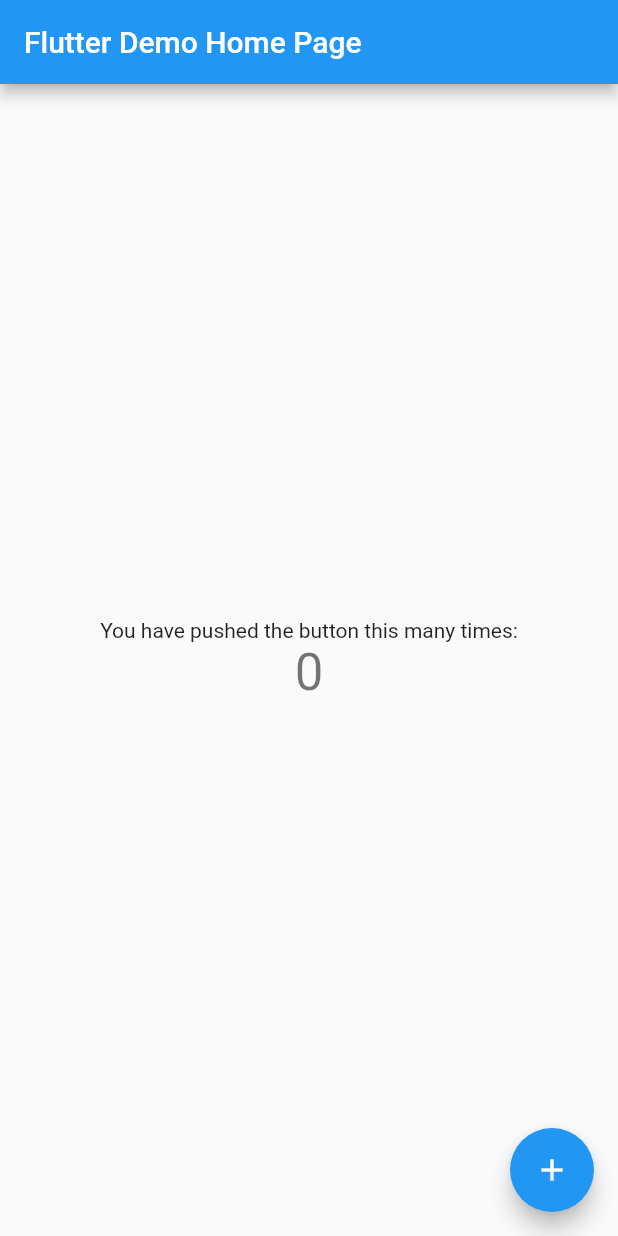
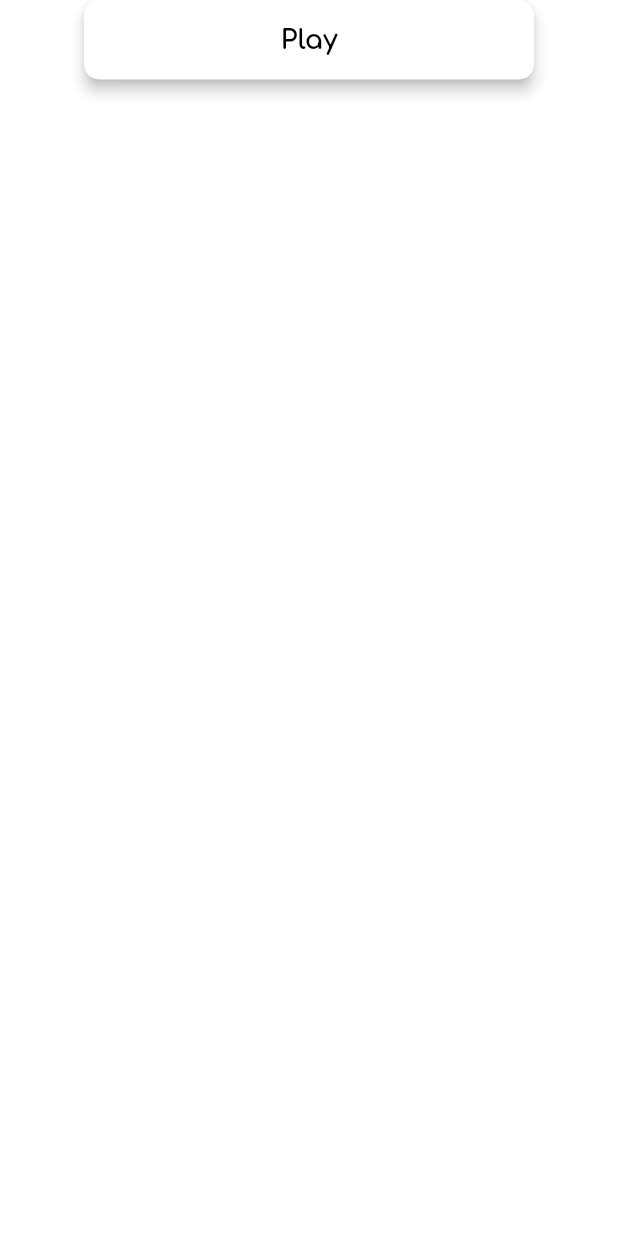
Before and after one commit to IyiKuyoro/MathFast, a Flutter app: the screen it shows after launch, on a phone screen of 412 x 824 dp. Run offline on Flutter 3.47's test engine with Material 2 defaults, Android fonts, the phone set to English and light mode, and no system bars.

Commit message:
add play button

```diff
--- a/lib/main.dart
+++ b/lib/main.dart
@@ -1,4 +1,5 @@
 import 'package:flutter/material.dart';
+import 'package:math_fast/ui/pages/home_page.dart';
 
 void main() {
   runApp(MyApp());
@@ -9,105 +10,37 @@ class MyApp extends StatelessWidget {
   @override
   Widget build(BuildContext context) {
     return MaterialApp(
-      title: 'Flutter Demo',
+      title: 'MathFast',
+      onGenerateRoute: (
+        RouteSettings routeSettings,
+      ) =>
+          MaterialPageRoute(
+        builder: (context) => Container(
+          color: Colors.white,
+          child: SafeArea(
+            child: HomePage(),
+          ),
+        ),
+      ),
       theme: ThemeData(
-        // This is the theme of your application.
-        //
-        // Try running your application with "flutter run". You'll see the
-        // application has a blue toolbar. Then, without quitting the app, try
-        // changing the primarySwatch below to Colors.green and then invoke
-        // "hot reload" (press "r" in the console where you ran "flutter run",
-        // or simply save your changes to "hot reload" in a Flutter IDE).
-        // Notice that the counter didn't reset back to zero; the application
-        // is not restarted.
         primarySwatch: Colors.blue,
+        colorScheme: ColorScheme(
+          background: Colors.white,
+          onBackground: Color(0xff000000),
+          primary: Color(0xff009ECC),
+          onPrimary: Color(0xff000000),
+          primaryVariant: Color(0xff34B1DA),
+          secondary: Color(0xff54086B),
+          onSecondary: Color(0xff000000),
+          secondaryVariant: Color(0xff911BB5),
+          surface: Colors.white,
+          onSurface: Color(0xff000000),
+          error: Color(0xffFF0000),
+          onError: Color(0xff000000),
+          brightness: Brightness.light,
+        ),
+        visualDensity: VisualDensity.adaptivePlatformDensity,
       ),
-      home: MyHomePage(title: 'Flutter Demo Home Page'),
     );
   }
 }
-
-class MyHomePage extends StatefulWidget {
-  MyHomePage({Key key, this.title}) : super(key: key);
-
-  // This widget is the home page of your application. It is stateful, meaning
-  // that it has a State object (defined below) that contains fields that affect
-  // how it looks.
-
-  // This class is the configuration for the state. It holds the values (in this
-  // case the title) provided by the parent (in this case the App widget) and
-  // used by the build method of the State. Fields in a Widget subclass are
-  // always marked "final".
-
-  final String title;
-
-  @override
-  _MyHomePageState createState() => _MyHomePageState();
-}
-
-class _MyHomePageState extends State<MyHomePage> {
-  int _counter = 0;
-
-  void _incrementCounter() {
-    setState(() {
-      // This call to setState tells the Flutter framework that something has
-      // changed in this State, which causes it to rerun the build method below
-      // so that the display can reflect the updated values. If we changed
-      // _counter without calling setState(), then the build method would not be
-      // called again, and so nothing would appear to happen.
-      _counter++;
-    });
-  }
-
-  @override
-  Widget build(BuildContext context) {
-    // This method is rerun every time setState is called, for instance as done
-    // by the _incrementCounter method above.
-    //
-    // The Flutter framework has been optimized to make rerunning build methods
-    // fast, so that you can just rebuild anything that needs updating rather
-    // than having to individually change instances of widgets.
-    return Scaffold(
-      appBar: AppBar(
-        // Here we take the value from the MyHomePage object that was created by
-        // the App.build method, and use it to set our appbar title.
-        title: Text(widget.title),
-      ),
-      body: Center(
-        // Center is a layout widget. It takes a single child and positions it
-        // in the middle of the parent.
-        child: Column(
-          // Column is also a layout widget. It takes a list of children and
-          // arranges them vertically. By default, it sizes itself to fit its
-          // children horizontally, and tries to be as tall as its parent.
-          //
-          // Invoke "debug painting" (press "p" in the console, choose the
-          // "Toggle Debug Paint" action from the Flutter Inspector in Android
-          // Studio, or the "Toggle Debug Paint" command in Visual Studio Code)
-          // to see the wireframe for each widget.
-          //
-          // Column has various properties to control how it sizes itself and
-          // how it positions its children. Here we use mainAxisAlignment to
-          // center the children vertically; the main axis here is the vertical
-          // axis because Columns are vertical (the cross axis would be
-          // horizontal).
-          mainAxisAlignment: MainAxisAlignment.center,
-          children: <Widget>[
-            Text(
-              'You have pushed the button this many times:',
-            ),
-            Text(
-              '$_counter',
-              style: Theme.of(context).textTheme.headline4,
-            ),
-          ],
-        ),
-      ),
-      floatingActionButton: FloatingActionButton(
-        onPressed: _incrementCounter,
-        tooltip: 'Increment',
-        child: Icon(Icons.add),
-      ), // This trailing comma makes auto-formatting nicer for build methods.
-    );
-  }
-}
--- /dev/null
+++ b/lib/ui/components/actions/button.dart
@@ -0,0 +1,61 @@
+import 'package:flutter/material.dart';
+import 'package:math_fast/utils/helper_functions.dart';
+
+class Button extends StatelessWidget {
+  final String text;
+
+  Button({this.text = ""});
+
+  @override
+  Widget build(BuildContext context) {
+    return Container(
+      height: 53,
+      width: percentOfScreenWidth(
+        context,
+        0.9,
+        maxSize: 300,
+      ),
+      child: ElevatedButton(
+        onPressed: () {
+          print("Pressed");
+        },
+        child: Text(
+          this.text,
+          style: TextStyle(
+            color: Theme.of(context).colorScheme.onBackground,
+            fontSize: 18.0,
+            fontFamily: 'Comfortaa',
+            fontWeight: FontWeight.w700,
+          ),
+        ),
+        style: ButtonStyle(
+          shape: MaterialStateProperty.resolveWith<RoundedRectangleBorder>(
+            (Set<MaterialState> states) => RoundedRectangleBorder(
+              borderRadius: BorderRadius.all(
+                Radius.circular(10),
+              ),
+            ),
+          ),
+          elevation: MaterialStateProperty.resolveWith<double>(
+            (Set<MaterialState> states) {
+              if (states.contains(MaterialState.pressed)) return 0.0;
+
+              return 4;
+            },
+          ),
+          overlayColor: MaterialStateProperty.resolveWith<Color>(
+              (Set<MaterialState> states) =>
+                  Theme.of(context).colorScheme.primary),
+          backgroundColor: MaterialStateProperty.resolveWith<Color>(
+            (Set<MaterialState> states) {
+              if (states.contains(MaterialState.pressed))
+                return Theme.of(context).colorScheme.primaryVariant;
+
+              return Theme.of(context).colorScheme.background;
+            },
+          ),
+        ),
+      ),
+    );
+  }
+}
--- /dev/null
+++ b/lib/ui/pages/home_page.dart
@@ -0,0 +1,15 @@
+import 'package:flutter/material.dart';
+import 'package:math_fast/ui/components/actions/button.dart';
+
+class HomePage extends StatelessWidget {
+  @override
+  Widget build(BuildContext context) {
+    return Container(
+      child: Column(
+        children: [
+          Button(text: 'Play'),
+        ],
+      ),
+    );
+  }
+}
--- /dev/null
+++ b/lib/utils/helper_functions.dart
@@ -0,0 +1,11 @@
+import 'package:flutter/material.dart';
+
+double percentOfScreenWidth(
+  BuildContext context,
+  double factor, {
+  double maxSize = 350,
+}) {
+  return MediaQuery.of(context).size.width > maxSize
+      ? maxSize
+      : MediaQuery.of(context).size.width * factor;
+}
```
Also changed, not shown: 2 other files.
